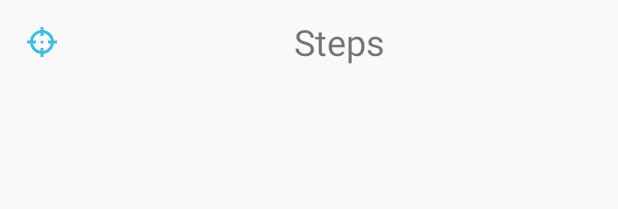
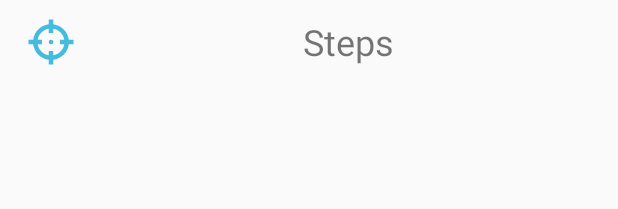
Before and after one commit to akapitanskiy/StepsApp2, an Android app: the layout activity_main.xml on its own in the app's theme, with its tools: preview values and no code run, on a phone screen of 412 x 824 dp. Shown: the top 209 px of the screen. Run offline under Robolectric (Android 15) with nearby library versions, the phone set to English and light mode, and no system bars; network calls fail.

Commit message:
light edits

```diff
--- a/app/src/main/res/drawable-xhdpi/target.xml
+++ b/app/src/main/res/drawable-xhdpi/target.xml
@@ -1,7 +1,7 @@
 <!-- drawable/target.xml -->
 <vector xmlns:android="http://schemas.android.com/apk/res/android"
-    android:width="24dp"
-    android:height="24dp"
+    android:width="36dp"
+    android:height="36dp"
     android:viewportWidth="24"
     android:viewportHeight="24">
     <path
--- a/app/src/main/res/layout/activity_main.xml
+++ b/app/src/main/res/layout/activity_main.xml
@@ -3,7 +3,6 @@
     xmlns:tools="http://schemas.android.com/tools"
     android:layout_width="match_parent"
     android:layout_height="match_parent"
-    xmlns:app="http://schemas.android.com/apk/res-auto"
     android:orientation="vertical"
     tools:context=".MainActivity">
 
@@ -17,7 +16,7 @@
         <TextView
             android:id="@+id/tvSetGoal"
             android:layout_width="wrap_content"
-            android:layout_height="wrap_content"
+            android:layout_height="match_parent"
             android:drawableStart="@drawable/target"
             android:clickable="true"
             android:focusable="true"
```
